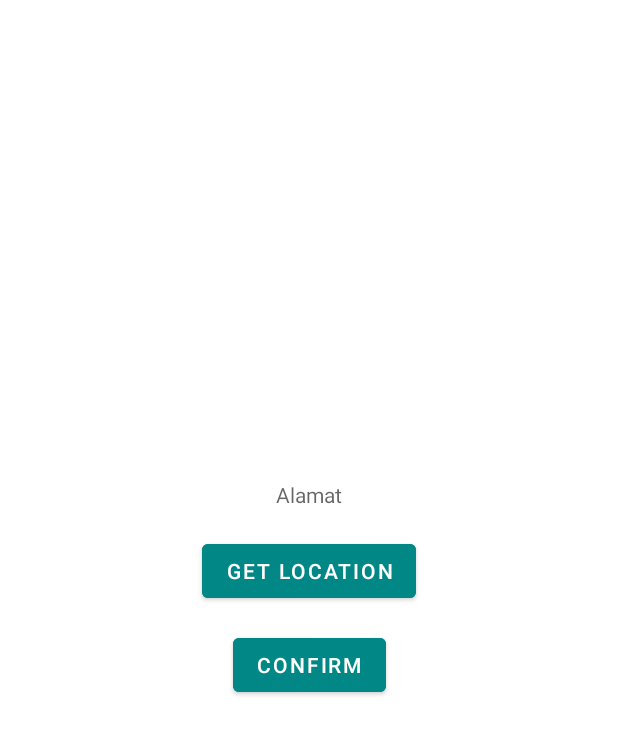
After one commit to imamaHaykam/SIPJ, an Android app: the Activitytracklokasi screen opened directly, with no data from a screen before it, on a phone screen of 412 x 824 dp. The commit adds this screen. Shown: the top 734 px of the screen. Run offline under Robolectric (Android 15) with nearby library versions, the phone set to English and light mode, and no system bars.

Commit message:
GPStrack sudah bisa (tulisan doang blom gambar)

```diff
--- a/app/src/main/AndroidManifest.xml
+++ b/app/src/main/AndroidManifest.xml
@@ -3,6 +3,7 @@
     package="com.example.aplikasisipj">
 
     <uses-permission android:name="android.permission.INTERNET" />
+    <uses-permission android:name="android.permission.ACCESS_FINE_LOCATION" />
     <uses-permission android:name="android.permission.READ_PHONE_STATE" />
     <uses-permission android:name="android.permission.WRITE_EXTERNAL_STORAGE" />
     <uses-permission android:name="android.permission.READ_EXTERNAL_STORAGE" />
@@ -15,9 +16,10 @@
         android:supportsRtl="true"
         android:theme="@style/Theme.AplikasiSIPJ"
         android:usesCleartextTraffic="true">
+        <activity android:name=".Activity.Activitytracklokasi"></activity>
         <activity
             android:name=".Activity.TambahDetailActivity"
-            android:exported="false"></activity>
+            android:exported="false" />
         <activity android:name=".Activity.UpdateActivity" />
         <activity
             android:name=".Activity.TambahActivity"
--- /dev/null
+++ b/app/src/main/java/com/example/aplikasisipj/Activity/Activitytracklokasi.java
@@ -0,0 +1,110 @@
+package com.example.aplikasisipj.Activity;
+
+import androidx.annotation.NonNull;
+import androidx.appcompat.app.AppCompatActivity;
+import androidx.core.app.ActivityCompat;
+import androidx.core.content.ContextCompat;
+
+import android.Manifest;
+import android.annotation.SuppressLint;
+import android.content.Intent;
+import android.content.pm.PackageManager;
+import android.location.Address;
+import android.location.Geocoder;
+import android.location.Location;
+import android.location.LocationListener;
+import android.location.LocationManager;
+import android.os.Bundle;
+import android.view.View;
+import android.widget.Button;
+import android.widget.TextView;
+import android.widget.Toast;
+
+import com.example.aplikasisipj.R;
+
+import java.util.List;
+import java.util.Locale;
+
+public class Activitytracklokasi extends AppCompatActivity implements LocationListener {
+    private Button btnTrackLokasi, btnConfirmLokasi;
+    TextView textView_location;
+    LocationManager locationManager;
+
+    @Override
+    protected void onCreate(Bundle savedInstanceState) {
+        super.onCreate(savedInstanceState);
+        setContentView(R.layout.activity_activitytracklokasi);
+
+        textView_location = findViewById(R.id.et_getLokasi);
+        btnTrackLokasi = findViewById(R.id.btn_tracklokasi);
+        btnConfirmLokasi = findViewById(R.id.btn_confirmlokasi);
+
+        if (ContextCompat.checkSelfPermission(Activitytracklokasi.this, Manifest.permission.ACCESS_FINE_LOCATION)
+                != PackageManager.PERMISSION_GRANTED){
+            ActivityCompat.requestPermissions(Activitytracklokasi.this,new String[]{
+                    Manifest.permission.ACCESS_FINE_LOCATION
+            }, 100);
+        }
+
+        btnTrackLokasi.setOnClickListener(new View.OnClickListener() {
+            @Override
+            public void onClick(View view) {
+                getLocation();
+            }
+        });
+
+        btnConfirmLokasi.setOnClickListener(new View.OnClickListener() {
+            @Override
+            public void onClick(View view) {
+                String textLocation = textView_location.getText().toString();
+
+                Intent intent = new Intent(Activitytracklokasi.this,TambahActivity.class);
+                intent.putExtra("keyname",textLocation);
+                startActivity(intent);
+            }
+        });
+
+    }
+
+    @SuppressLint("MissingPermission")
+    private void getLocation() {
+
+        try {
+            locationManager = (LocationManager) getApplicationContext().getSystemService(LOCATION_SERVICE);
+            locationManager.requestLocationUpdates(LocationManager.GPS_PROVIDER, 5000, 5, Activitytracklokasi.this);
+        }catch (Exception e){
+            e.printStackTrace();
+        }
+    }
+
+    @Override
+    public void onLocationChanged(@NonNull Location location) {
+        Toast.makeText(this, ""+location.getLatitude()+","+location.getLongitude(), Toast.LENGTH_SHORT).show();
+
+        try {
+            Geocoder geocoder = new Geocoder(Activitytracklokasi.this, Locale.getDefault());
+            List<Address> addresses = geocoder.getFromLocation(location.getLatitude(),location.getLongitude(), 1);
+            String address = addresses.get(0).getAddressLine(0);
+
+            textView_location.setText(address);
+
+        }catch (Exception e){
+            e.printStackTrace();
+        }
+    }
+
+    @Override
+    public void onStatusChanged(String provider, int status, Bundle extras) {
+
+    }
+
+    @Override
+    public void onProviderEnabled(@NonNull String provider) {
+
+    }
+
+    @Override
+    public void onProviderDisabled(@NonNull String provider) {
+
+    }
+}
--- /dev/null
+++ b/app/src/main/res/layout/activity_activitytracklokasi.xml
@@ -0,0 +1,46 @@
+<?xml version="1.0" encoding="utf-8"?>
+<androidx.constraintlayout.widget.ConstraintLayout xmlns:android="http://schemas.android.com/apk/res/android"
+    xmlns:app="http://schemas.android.com/apk/res-auto"
+    xmlns:tools="http://schemas.android.com/tools"
+    android:layout_width="match_parent"
+    android:layout_height="match_parent"
+    tools:context=".Activity.Activitytracklokasi">
+
+    <Button
+        android:id="@+id/btn_tracklokasi"
+        android:layout_width="wrap_content"
+        android:layout_height="wrap_content"
+        android:text="GET LOCATION"
+        app:layout_constraintBottom_toBottomOf="parent"
+        app:layout_constraintEnd_toEndOf="parent"
+        app:layout_constraintStart_toStartOf="parent"
+        app:layout_constraintTop_toBottomOf="@+id/et_getLokasi"
+        android:backgroundTint="@color/teal_700"
+        app:layout_constraintVertical_bias="0.04000002" />
+
+    <Button
+        android:id="@+id/btn_confirmlokasi"
+        android:layout_width="wrap_content"
+        android:layout_height="wrap_content"
+        android:backgroundTint="@color/teal_700"
+        android:text="@string/confirm"
+        app:layout_constraintBottom_toBottomOf="parent"
+        app:layout_constraintEnd_toEndOf="parent"
+        app:layout_constraintStart_toStartOf="parent"
+        app:layout_constraintTop_toBottomOf="@+id/btn_tracklokasi"
+        app:layout_constraintVertical_bias="0.04000002" />
+
+    <TextView
+        android:id="@+id/et_getLokasi"
+        android:layout_width="wrap_content"
+        android:layout_height="wrap_content"
+        android:layout_marginStart="24dp"
+        android:layout_marginTop="320dp"
+        android:layout_marginEnd="24dp"
+        android:hint="@string/alamat"
+        android:inputType="text"
+        android:maxLines="2"
+        app:layout_constraintEnd_toEndOf="parent"
+        app:layout_constraintStart_toStartOf="parent"
+        app:layout_constraintTop_toTopOf="parent" />
+</androidx.constraintlayout.widget.ConstraintLayout>
--- a/app/src/main/res/values/strings.xml
+++ b/app/src/main/res/values/strings.xml
@@ -14,4 +14,6 @@
     <string name="navigation_drawer_open">Open navigation drawer</string>
     <string name="navigation_drawer_close">Close navigation drawer</string>
     <string name="home">Home</string>
+    <string name="alamat">Alamat</string>
+    <string name="confirm">CONFIRM</string>
 </resources>
```
Also changed, not shown: app/src/main/java/com/example/aplikasisipj/Activity/TambahActivity.java (+19 -1 lines), app/src/main/res/layout/activity_tambah.xml (+7 -0 lines).
